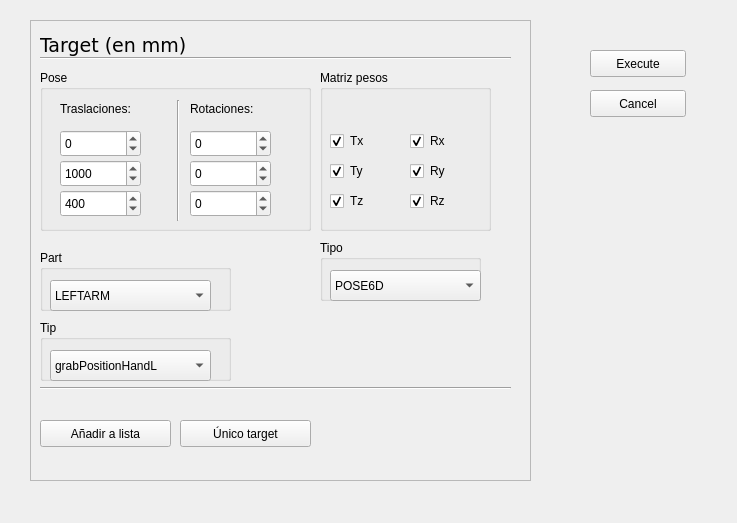
Above: components/inversekinematicsTesterComp/src/guiDlg.ui from robocomp/robocomp-shelly before the change. Below: the same form after it.
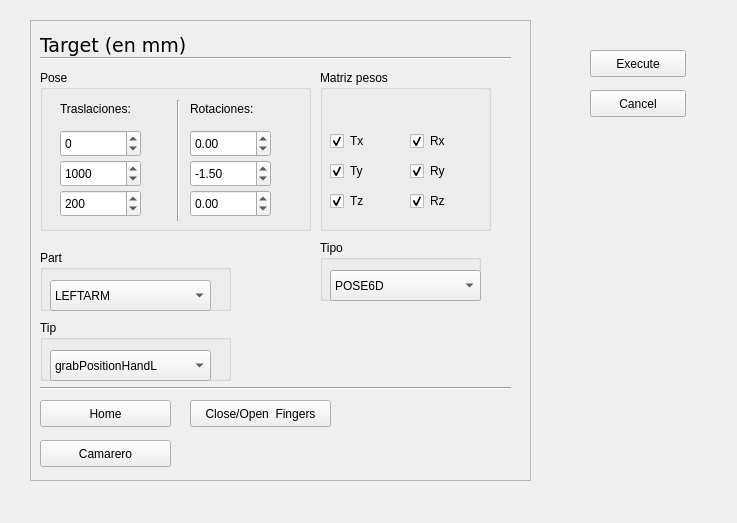
That is the form after the change.

The edit to the form file:
```diff
--- a/components/inversekinematicsTesterComp/src/guiDlg.ui
+++ b/components/inversekinematicsTesterComp/src/guiDlg.ui
@@ -142,10 +142,10 @@
       <number>5000</number>
      </property>
      <property name="value">
-      <number>400</number>
+      <number>200</number>
      </property>
     </widget>
-    <widget class="QSpinBox" name="poseRx">
+    <widget class="QDoubleSpinBox" name="poseRx">
      <property name="geometry">
       <rect>
        <x>150</x>
@@ -155,13 +155,16 @@
       </rect>
      </property>
      <property name="minimum">
-      <number>-5000</number>
+      <double>-3.150000000000000</double>
      </property>
      <property name="maximum">
-      <number>5000</number>
+      <double>3.150000000000000</double>
+     </property>
+     <property name="singleStep">
+      <double>5.000000000000000</double>
      </property>
     </widget>
-    <widget class="QSpinBox" name="poseRy">
+    <widget class="QDoubleSpinBox" name="poseRy">
      <property name="geometry">
       <rect>
        <x>150</x>
@@ -171,13 +174,19 @@
       </rect>
      </property>
      <property name="minimum">
-      <number>-5000</number>
+      <double>-3.150000000000000</double>
      </property>
      <property name="maximum">
-      <number>5000</number>
+      <double>3.150000000000000</double>
+     </property>
+     <property name="singleStep">
+      <double>0.050000000000000</double>
+     </property>
+     <property name="value">
+      <double>-1.500000000000000</double>
      </property>
     </widget>
-    <widget class="QSpinBox" name="poseRz">
+    <widget class="QDoubleSpinBox" name="poseRz">
      <property name="geometry">
       <rect>
        <x>150</x>
@@ -187,10 +196,13 @@
       </rect>
      </property>
      <property name="minimum">
-      <number>-5000</number>
+      <double>-3.150000000000000</double>
      </property>
      <property name="maximum">
-      <number>5000</number>
+      <double>3.150000000000000</double>
+     </property>
+     <property name="singleStep">
+      <double>0.050000000000000</double>
      </property>
     </widget>
    </widget>
@@ -420,26 +432,26 @@
     <property name="geometry">
      <rect>
       <x>10</x>
-      <y>400</y>
+      <y>420</y>
       <width>131</width>
       <height>27</height>
      </rect>
     </property>
     <property name="text">
-     <string>Añadir a lista</string>
+     <string>Camarero</string>
     </property>
    </widget>
    <widget class="QPushButton" name="listaButton_2">
     <property name="geometry">
      <rect>
-      <x>150</x>
-      <y>400</y>
+      <x>10</x>
+      <y>380</y>
       <width>131</width>
       <height>27</height>
      </rect>
     </property>
     <property name="text">
-     <string>Único target</string>
+     <string>Home</string>
     </property>
    </widget>
    <widget class="Line" name="line_3">
@@ -493,6 +505,22 @@
      </item>
     </widget>
    </widget>
+   <widget class="QPushButton" name="closeButton">
+    <property name="geometry">
+     <rect>
+      <x>160</x>
+      <y>380</y>
+      <width>141</width>
+      <height>27</height>
+     </rect>
+    </property>
+    <property name="text">
+     <string>Close/Open  Fingers</string>
+    </property>
+    <property name="checkable">
+     <bool>true</bool>
+    </property>
+   </widget>
   </widget>
   <widget class="QPushButton" name="ejecutarButton">
    <property name="geometry">
```
Left out of the diff: 4 changed lines with no effect on the pictures.
